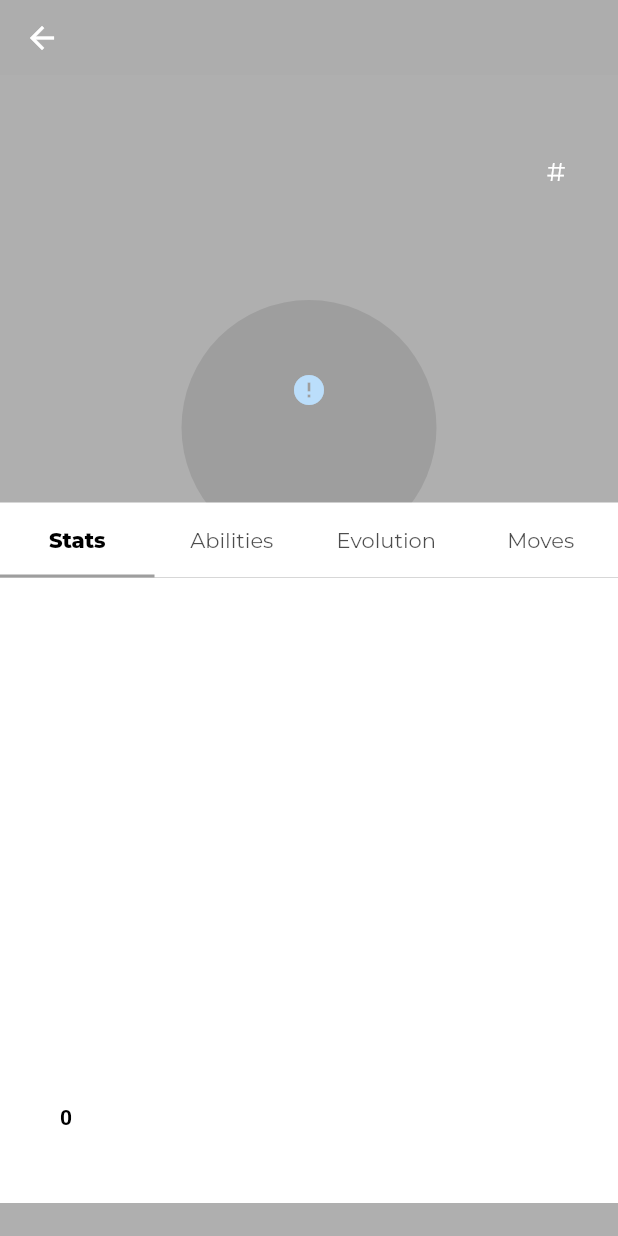
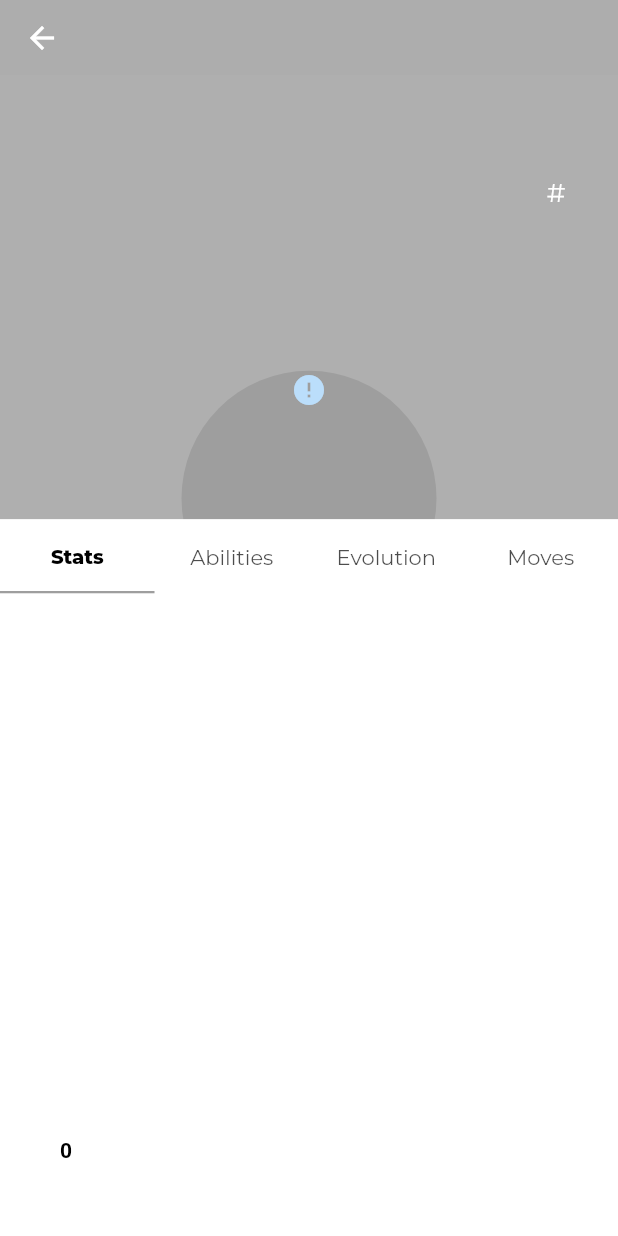
Before and after one commit to lewdias/pokedex, a Flutter app: the PokemonDetailsPage screen opened directly with empty values, on a phone screen of 412 x 824 dp. Run offline on Flutter 3.47's test engine with Material 2 defaults, Android fonts, the phone set to English and light mode, and no system bars; drawn by our look-alikes of cached_network_image, fl_chart; our stand-ins replace dio, google_fonts, shared_preferences; accounts and stored records are empty; network calls fail.

Commit message:
:sparkles: (using screen height to position elements)

```diff
--- a/lib/modules/pokemon/details/widgets/pokemon_accent_circle.dart
+++ b/lib/modules/pokemon/details/widgets/pokemon_accent_circle.dart
@@ -9,8 +9,10 @@ class PokemonAccentCircle extends StatelessWidget {
 
   @override
   Widget build(BuildContext context) {
+    double screenHeight = MediaQuery.of(context).size.height;
+
     return Positioned(
-      top: 200,
+      top: screenHeight * 0.3,
       child: SizedBox(
         width: 170,
         height: 170,
--- a/lib/modules/pokemon/details/widgets/pokemon_header.dart
+++ b/lib/modules/pokemon/details/widgets/pokemon_header.dart
@@ -11,9 +11,12 @@ class PokemonHeader extends StatelessWidget {
 
   @override
   Widget build(BuildContext context) {
+    double screenHeight = MediaQuery.of(context).size.height;
+    double screenWidth = MediaQuery.of(context).size.width;
+
     return Positioned(
-      top: 85,
-      width: MediaQuery.of(context).size.width,
+      top: screenHeight * 0.12,
+      width: screenWidth,
       child: Column(
         children: [
           Container(
--- a/lib/modules/pokemon/details/widgets/tabbar/content/pokemon_base_stats.dart
+++ b/lib/modules/pokemon/details/widgets/tabbar/content/pokemon_base_stats.dart
@@ -33,9 +33,11 @@ class PokemonBaseStatsState extends State<PokemonBaseStats> {
 
   @override
   Widget build(BuildContext context) {
+    double screenHeight = MediaQuery.of(context).size.height;
+
     return SingleChildScrollView(
       child: Container(
-        height: 417,
+        height: screenHeight * 0.52,
         color: Colors.white,
         child: AspectRatio(
           aspectRatio: 1,
--- a/lib/modules/pokemon/details/widgets/tabbar/content/pokemon_tabbar_content.dart
+++ b/lib/modules/pokemon/details/widgets/tabbar/content/pokemon_tabbar_content.dart
@@ -4,23 +4,29 @@ import 'package:pokedex_4fun/modules/pokemon/models/pokemon_info.dart';
 import 'package:pokedex_4fun/modules/pokemon/details/widgets/tabbar/content/pokemon_base_stats.dart';
 import 'package:pokedex_4fun/modules/pokemon/details/widgets/tabbar/content/pokemon_evolutions.dart';
 import 'package:pokedex_4fun/modules/pokemon/details/widgets/tabbar/content/pokemon_moves.dart';
+import 'package:pokedex_4fun/modules/pokemon/models/pokemon_type.dart';
 
 class PokemonTabbarContent extends StatelessWidget {
   final PokemonInfo pokemon;
-  const PokemonTabbarContent({Key? key, required this.pokemon})
+  final PokemonTypeColors typeColors;
+  const PokemonTabbarContent(
+      {Key? key, required this.pokemon, required this.typeColors})
       : super(key: key);
 
   @override
   Widget build(BuildContext context) {
+    double screenHeight = MediaQuery.of(context).size.height;
+
     return Positioned.fill(
-      top: 385,
+      top: screenHeight * 0.48,
       child: Container(
         child: TabBarView(
           children: [
             PokemonBaseStats(
               stats: pokemon.stats,
             ),
-            PokemonAbilities(),
+            PokemonAbilities(
+                abilities: pokemon.abilities, typeColors: typeColors),
             PokemonEvolutions(),
             PokemonMoves(),
           ],
--- a/lib/modules/pokemon/details/widgets/tabbar/pokemon_tabbar.dart
+++ b/lib/modules/pokemon/details/widgets/tabbar/pokemon_tabbar.dart
@@ -9,8 +9,10 @@ class PokemonTabBar extends StatelessWidget {
 
   @override
   Widget build(BuildContext context) {
+    double screenHeight = MediaQuery.of(context).size.height;
+
     return Positioned(
-      top: 335,
+      top: screenHeight * 0.42,
       child: Container(
         height: 50,
         width: MediaQuery.of(context).size.width,
@@ -22,7 +24,8 @@ class PokemonTabBar extends StatelessWidget {
           bottom: TabBar(
             labelColor: Colors.black,
             indicatorColor: typeColors.defaultColor,
-            labelStyle: GoogleFonts.montserrat(fontWeight: FontWeight.w800),
+            labelStyle: GoogleFonts.montserrat(
+                fontWeight: FontWeight.w800, fontSize: 13),
             unselectedLabelStyle:
                 GoogleFonts.montserrat(fontWeight: FontWeight.w400),
             tabs: [
--- a/lib/pages/pokemon/details.dart
+++ b/lib/pages/pokemon/details.dart
@@ -45,7 +45,7 @@ class PokemonDetailsPage extends StatelessWidget {
                 PokemonAvatar(
                   sprite: pokemon.sprites.other?.officialArtwork.frontDefault,
                 ),
-                PokemonTabbarContent(pokemon: pokemon),
+                PokemonTabbarContent(pokemon: pokemon, typeColors: typeColors),
               ],
             ),
           ),
```
